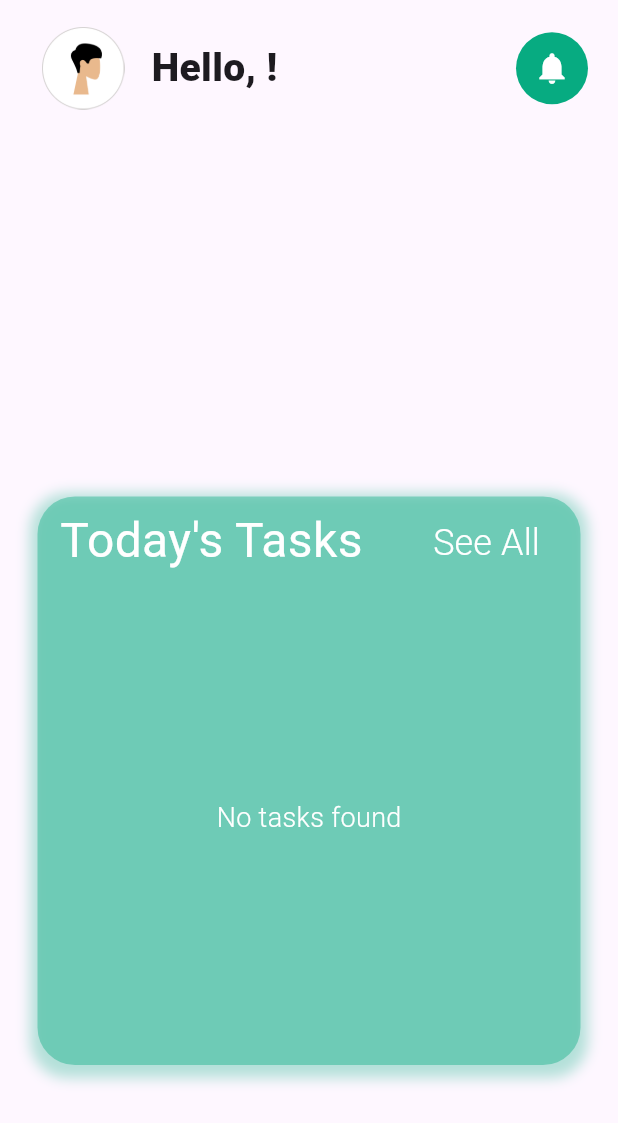
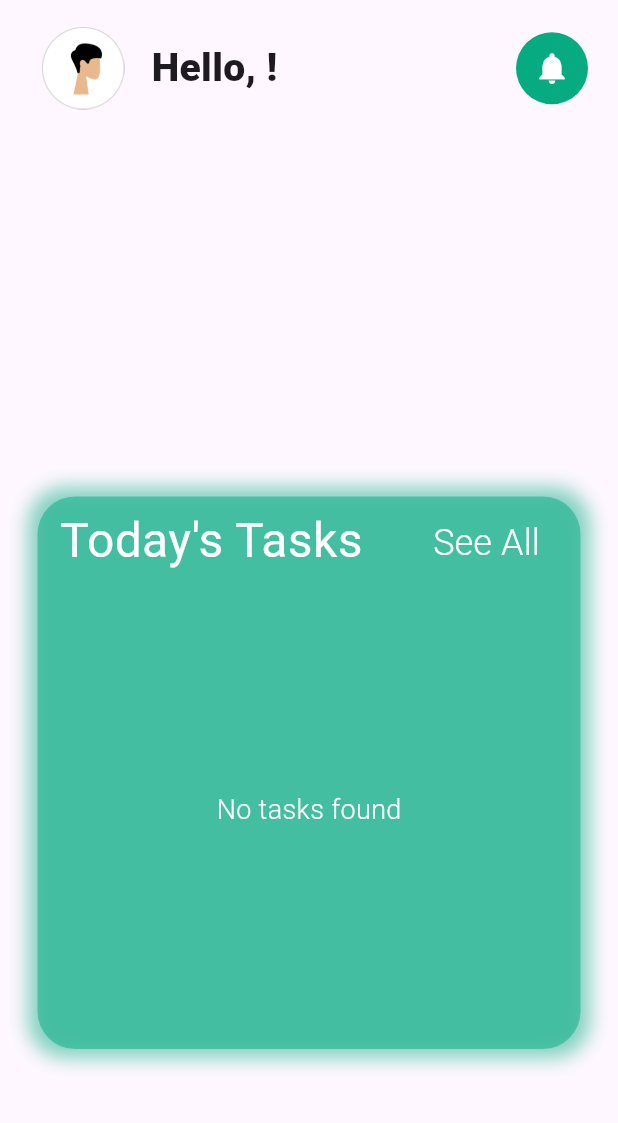
Before and after one commit to MhaamadAli/Cue-App, a Flutter app: the HomeScreenContent screen opened directly, on a phone screen of 412 x 824 dp. Shown: the top 1123 px of the screen. Run offline on Flutter 3.47's test engine with Material 3 defaults, Android fonts, the phone set to English and light mode, and no system bars; our stand-ins replace flutter_map, flutter_secure_storage, flutter_svg, geolocator, google_fonts, latlong2 and 1 more; accounts and stored records are empty.

Commit message:
frontend: modified tasksList styling

```diff
--- a/mobile/lib/screens/Home/widgets/tasks_list_widget.dart
+++ b/mobile/lib/screens/Home/widgets/tasks_list_widget.dart
@@ -14,18 +14,18 @@ class TasksListWidget extends StatelessWidget {
 
     return Container(
       width: screenSize.width * 0.9,
-      height: screenSize.height * 0.46,
+      height: screenSize.height * 0.447,
       margin: const EdgeInsets.all(15),
       padding: const EdgeInsets.symmetric(horizontal: 15, vertical: 6),
       decoration: BoxDecoration(
-        color: Color(0xFF07AB81).withOpacity(0.4),
+        color: Color(0xFF07AB81).withOpacity(0.5),
         borderRadius: BorderRadius.circular(25),
         boxShadow: [
           BoxShadow(
-            color: Color(0xFF07AB81).withOpacity(0.3),
-            spreadRadius: 5,
-            blurRadius: 7,
-            offset: const Offset(0, 3),
+            color: Color(0xFF07AB81).withOpacity(0.5),
+            spreadRadius: 6,
+            blurRadius: 10,
+            offset: const Offset(0, 0),
           ),
         ],
       ),
```
